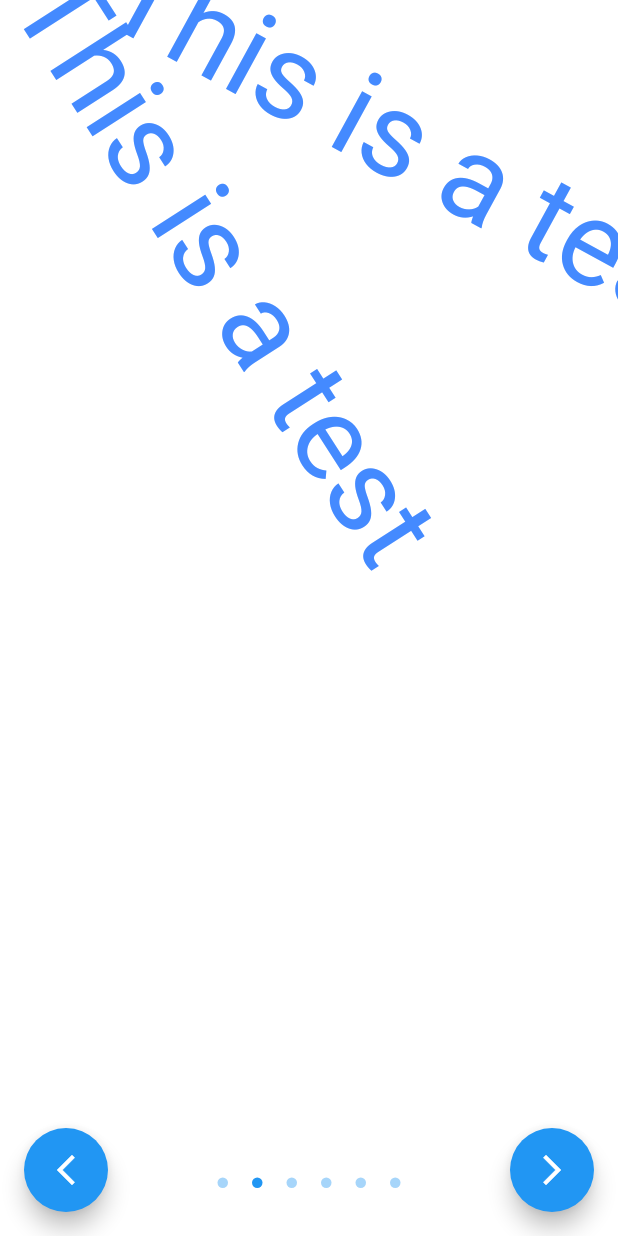
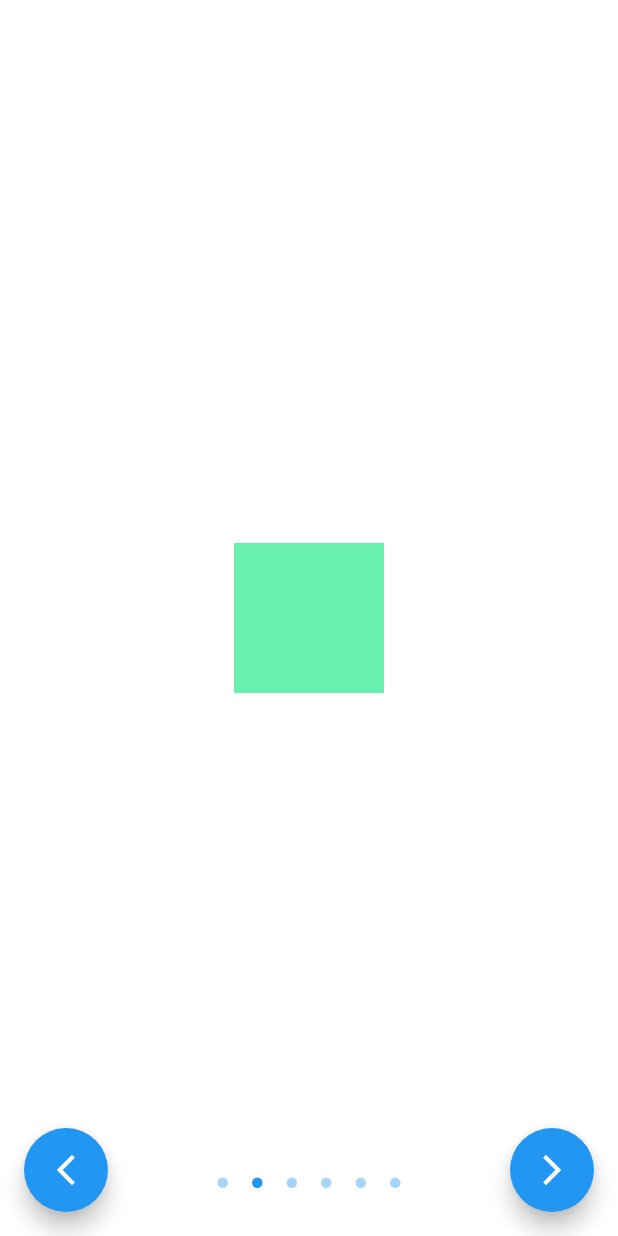
Before and after one commit to mahidul-islam/canvas, a Flutter app: the screen it shows after launch, after a tap on the "arrow forward ios" icon, on a phone screen of 412 x 824 dp. Run offline on Flutter 3.47's test engine with Material 2 defaults, Android fonts, the light colour scheme and no system bars; drawn by our look-alikes of smooth_page_indicator; missing offline and left inert: dart:ffi.

Commit message:
added rotatable rectangle with user input

```diff
--- a/lib/draggable_widget.dart
+++ b/lib/draggable_widget.dart
@@ -22,7 +22,7 @@ class _CustomPainterDraggableState extends State<CustomPainterDraggable> {
   }
 
   Future<void> _initCoOrdinate() async {
-    await Future<void>.delayed(Duration(milliseconds: 100));
+    await Future<void>.delayed(Duration(milliseconds: 10));
     xPos = MediaQuery.of(context).size.width / 2 - (width / 2);
     yPos = MediaQuery.of(context).size.height / 2 - (height / 2);
     setState(() {});
--- a/lib/rotatable_widget.dart
+++ b/lib/rotatable_widget.dart
@@ -1,6 +1,6 @@
 import 'package:flutter/material.dart';
+import 'package:flutter/material.dart' as m;
 import 'package:vector_math/vector_math.dart';
-import 'package:flutter/src/material/colors.dart' as Color;
 
 class CustomPainterRotatble extends StatefulWidget {
   @override
@@ -8,18 +8,60 @@ class CustomPainterRotatble extends StatefulWidget {
 }
 
 class _CustomPainterRotatbleState extends State<CustomPainterRotatble> {
-  double _angle = 0.5;
+  var xPos = 0.0;
+  var yPos = 0.0;
+  final width = 100.0;
+  final height = 100.0;
+  // bool _dragging = false;
+  double angle = 0.0;
+
+  @override
+  void initState() {
+    _initCoOrdinate();
+    super.initState();
+  }
+
+  Future<void> _initCoOrdinate() async {
+    await Future<void>.delayed(Duration(milliseconds: 10));
+    xPos = MediaQuery.of(context).size.width / 2 - (width / 2);
+    yPos = MediaQuery.of(context).size.height / 2 - (height / 2);
+    setState(() {});
+  }
+
+  /// Is the point (x, y) inside the rect?
+  // bool _insideRect(double x, double y) =>
+  //     x >= xPos && x <= xPos + width && y >= yPos && y <= yPos + height;
+
   @override
   Widget build(BuildContext context) {
     return GestureDetector(
       onPanStart: (details) {},
       onPanEnd: (details) {},
-      onPanUpdate: (details) {},
+      onPanUpdate: (details) {
+        final gx = details.globalPosition.dx;
+        final gy = details.globalPosition.dy;
+        final dx = details.delta.dx;
+        final dy = details.delta.dy;
+
+        // print('x =' + gx.toStringAsFixed(2) + ', y = ' + gy.toStringAsFixed(2));
+        // print(
+        //     'dx =' + dx.toStringAsFixed(2) + ', dy = ' + dy.toStringAsFixed(2));
+
+        final v1 = Vector2(gx - xPos, gy - yPos);
+        final v2 = Vector2(gx - xPos + dx, gy - yPos + dy);
+
+        setState(() {
+          angle += v1.angleToSigned(v2);
+        });
+      },
       child: Container(
-        color: Color.Colors.white,
+        color: m.Colors.white,
         child: CustomPaint(
-          child: Container(),
-          painter: RectanglePainter(angle: _angle),
+          painter: RectanglePainter(
+              rect: Rect.fromLTWH(xPos, yPos, width, height),
+              cx: xPos + (width / 2),
+              cy: yPos + (height / 2),
+              angle: angle),
         ),
       ),
     );
@@ -27,43 +69,33 @@ class _CustomPainterRotatbleState extends State<CustomPainterRotatble> {
 }
 
 class RectanglePainter extends CustomPainter {
+  RectanglePainter(
+      {required this.rect,
+      required this.cx,
+      required this.cy,
+      required this.angle});
+  final Rect rect;
   final double angle;
-  final Offset offset = Offset(50, 50);
-  final Offset offset2 = Offset(50, 200);
-
-  RectanglePainter({required this.angle});
+  final double cx;
+  final double cy;
 
   @override
   void paint(Canvas canvas, Size size) {
-    final fill = TextPainter(
-        text: TextSpan(
-            text: 'This is a test',
-            style: TextStyle(fontSize: 80, color: Color.Colors.blueAccent)),
-        textDirection: TextDirection.rtl);
+    Paint greenBrush = Paint()..color = m.Colors.greenAccent;
+    canvas.save();
+    rotate(canvas: canvas, cx: cx, cy: cy, angle: angle);
+    canvas.drawRect(rect, greenBrush);
+    canvas.restore();
+  }
 
-    fill.layout();
-    canvas.save();
-    final pivot = fill.size.center(offset);
-    canvas.translate(pivot.dx, pivot.dy);
+  void rotate(
+      {required Canvas canvas,
+      required double cx,
+      required double cy,
+      required double angle}) {
+    canvas.translate(cx, cy);
     canvas.rotate(angle);
-    canvas.translate(-pivot.dx, -pivot.dy);
-    fill.paint(canvas, offset);
-    canvas.restore();
-
-    final fill2 = TextPainter(
-        text: TextSpan(
-            text: 'This is a test',
-            style: TextStyle(fontSize: 80, color: Color.Colors.blueAccent)),
-        textDirection: TextDirection.rtl);
-
-    fill2.layout();
-    canvas.save();
-    final pivot2 = fill2.size.center(offset);
-    canvas.translate(pivot2.dx, pivot2.dy);
-    canvas.rotate(angle + 0.5);
-    canvas.translate(-pivot2.dx, -pivot2.dy);
-    fill.paint(canvas, offset2);
-    canvas.restore();
+    canvas.translate(-cx, -cy);
   }
 
   @override
```
